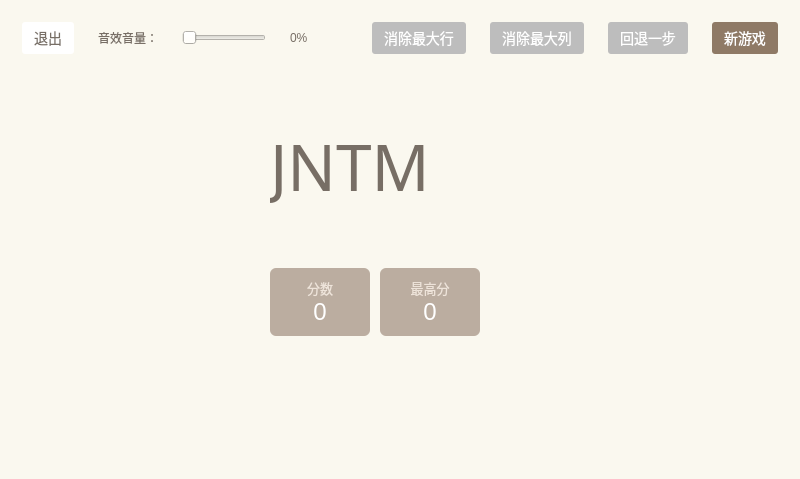
This is mainwindow.ui in ZKLlab/cxk-2048-cpp as Qt 5 draws it before an edit. The edited form follows.
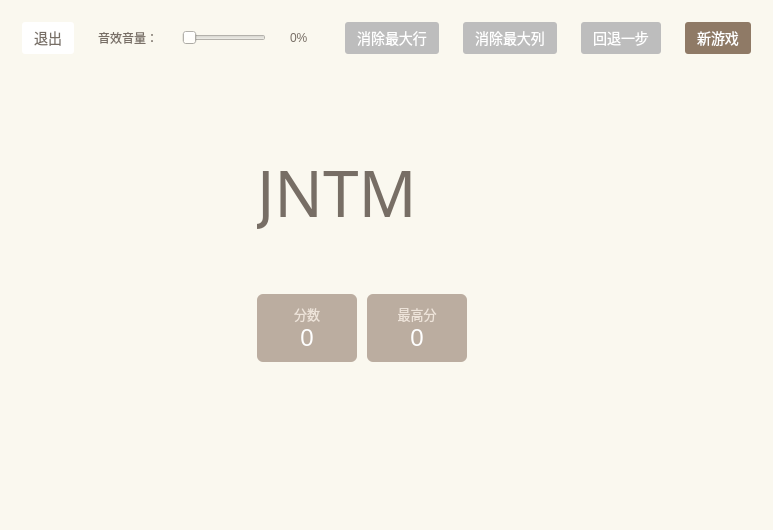
This is the edited form.

Commit message: Fix: 修复按钮UI位置偏移（测试）

```diff
--- a/mainwindow.ui
+++ b/mainwindow.ui
@@ -2,6 +2,14 @@
 <ui version="4.0">
  <class>MainWindow</class>
  <widget class="QMainWindow" name="MainWindow">
+  <property name="geometry">
+   <rect>
+    <x>0</x>
+    <y>0</y>
+    <width>773</width>
+    <height>530</height>
+   </rect>
+  </property>
   <property name="focusPolicy">
    <enum>Qt::StrongFocus</enum>
   </property>
@@ -149,8 +157,7 @@
 margin: 0;
 padding: 0 12px;
 font-size: 14px;
-height: 32px;
-line-height: 32px;</string>
+height: 32px;</string>
          </property>
          <property name="text">
           <string>消除最大行</string>
@@ -182,8 +189,7 @@
 margin: 0;
 padding: 0 12px;
 font-size: 14px;
-height: 32px;
-line-height: 32px;</string>
+height: 32px;</string>
          </property>
          <property name="text">
           <string>消除最大列</string>
@@ -215,8 +221,7 @@
 margin: 0;
 padding: 0 12px;
 font-size: 14px;
-height: 32px;
-line-height: 32px;</string>
+height: 32px;</string>
          </property>
          <property name="text">
           <string>回退一步</string>
@@ -245,8 +250,7 @@
 margin: 0;
 padding: 0 12px;
 font-size: 14px;
-height: 32px;
-line-height: 32px;</string>
+height: 32px;</string>
          </property>
          <property name="text">
           <string>新游戏</string>
```
Left out of the diff: 3 changed lines with no effect on the pictures. The commit also changes 1 other file.
